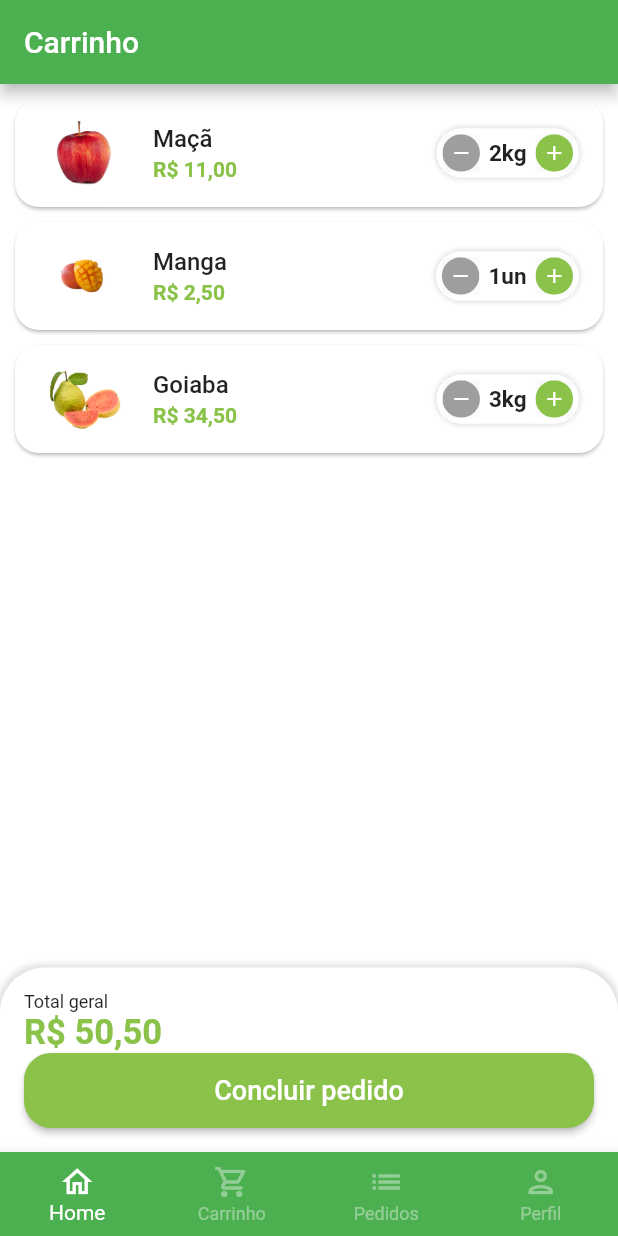
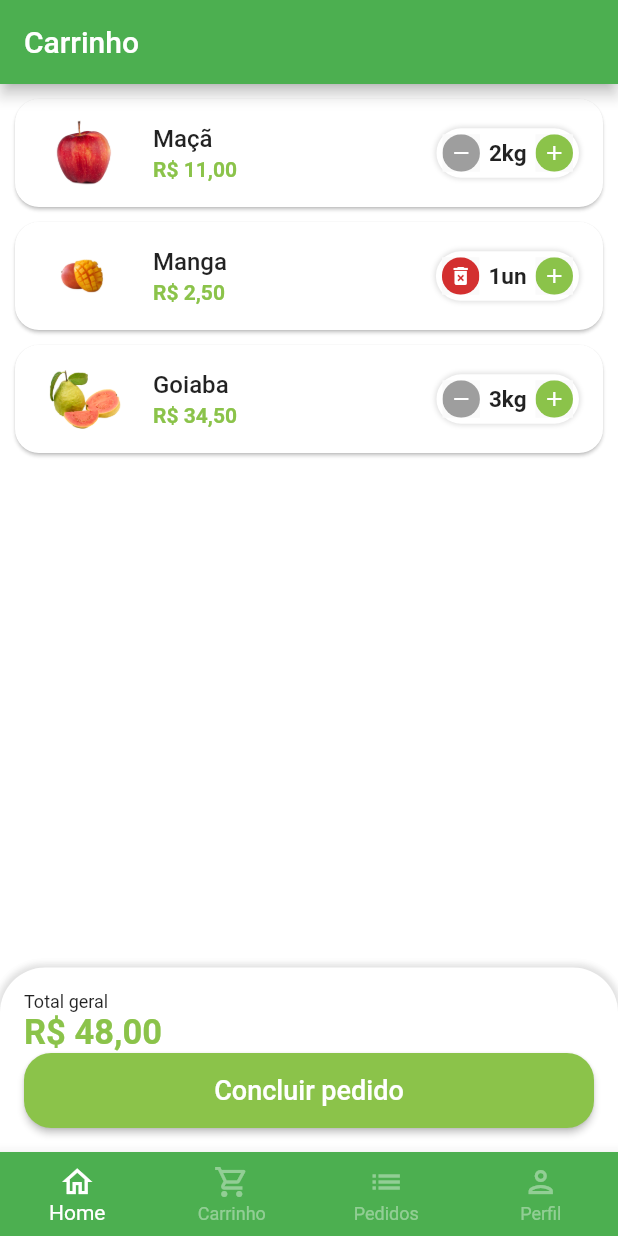
Before and after one commit to FilipeH14/greengrocer, a Flutter app: the BaseScreen screen opened directly, swiped to page 2, on a phone screen of 412 x 824 dp. Run offline on Flutter 3.47's test engine with Material 2 defaults, Android fonts, the phone set to English and light mode, and no system bars; our stand-ins replace animated_text_kit, badges, mask_text_input_formatter.

Commit message:
concluindo ui do carinho

```diff
--- a/lib/src/pages/base/base_screen.dart
+++ b/lib/src/pages/base/base_screen.dart
@@ -21,7 +21,7 @@ class _BaseScreenState extends State<BaseScreen> {
         physics: const NeverScrollableScrollPhysics(),
         children: [
           const HomeTab(),
-          CartTab(),
+          const CartTab(),
           Container(color: Colors.blue),
           Container(color: Colors.purple),
         ],
--- a/lib/src/pages/cart/cart_tab.dart
+++ b/lib/src/pages/cart/cart_tab.dart
@@ -1,13 +1,33 @@
 import 'package:flutter/material.dart';
 import 'package:greengrocer/src/config/custom_colors.dart';
+import 'package:greengrocer/src/models/cart_item_model.dart';
 import 'package:greengrocer/src/pages/cart/components/cart_tile.dart';
 import 'package:greengrocer/src/services/utils_sevices.dart';
 import 'package:greengrocer/src/config/app_data.dart' as app_data;
 
-class CartTab extends StatelessWidget {
+class CartTab extends StatefulWidget {
+  const CartTab({Key? key}) : super(key: key);
+
+  @override
+  State<CartTab> createState() => _CartTabState();
+}
+
+class _CartTabState extends State<CartTab> {
   final UtilsServices utilsServices = UtilsServices();
 
-  CartTab({Key? key}) : super(key: key);
+  void removeItemFromCart(CartItemModel cartItem) {
+    setState(() => app_data.cartItem.remove(cartItem));
+  }
+
+  double cartTotalPrice() {
+    double total = 0;
+    for (var item in app_data.cartItem) {
+      // setState(() => total += item.totalPrice());
+      total += item.totalPrice();
+    }
+
+    return total;
+  }
 
   @override
   Widget build(BuildContext context) {
@@ -18,7 +38,10 @@ class CartTab extends StatelessWidget {
           Expanded(
             child: ListView.builder(
               itemCount: app_data.cartItem.length,
-              itemBuilder: (_, index) => CartTile(cartItem: app_data.cartItem[index]),
+              itemBuilder: (_, index) => CartTile(
+                cartItem: app_data.cartItem[index],
+                remove: removeItemFromCart,
+              ),
             ),
           ),
           Container(
@@ -46,7 +69,7 @@ class CartTab extends StatelessWidget {
                   ),
                 ),
                 Text(
-                  utilsServices.priceToCurrency(50.5),
+                  utilsServices.priceToCurrency(cartTotalPrice()),
                   style: TextStyle(
                     fontSize: 23,
                     color: CustomColors.customSwatchColor,
@@ -68,7 +91,11 @@ class CartTab extends StatelessWidget {
                         fontSize: 18,
                       ),
                     ),
-                    onPressed: () {},
+                    onPressed: () async {
+                      bool? result = await showOrderConfirmation();
+
+                      print(result);
+                    },
                   ),
                 ),
               ],
@@ -78,4 +105,32 @@ class CartTab extends StatelessWidget {
       ),
     );
   }
+
+  Future<bool?> showOrderConfirmation() {
+    return showDialog(
+      context: context,
+      builder: (context) => AlertDialog(
+        shape: RoundedRectangleBorder(
+          borderRadius: BorderRadius.circular(20),
+        ),
+        title: const Text('Confirmação'),
+        content: const Text('Deseja realmente concluir o pedido?'),
+        actions: [
+          TextButton(
+            child: const Text('Não'),
+            onPressed: () => Navigator.of(context).pop(false),
+          ),
+          ElevatedButton(
+            style: ElevatedButton.styleFrom(
+              shape: RoundedRectangleBorder(
+                borderRadius: BorderRadius.circular(20),
+              ),
+            ),
+            child: const Text('Sim'),
+            onPressed: () => Navigator.of(context).pop(true),
+          ),
+        ],
+      ),
+    );
+  }
 }
--- a/lib/src/pages/cart/components/cart_tile.dart
+++ b/lib/src/pages/cart/components/cart_tile.dart
@@ -4,15 +4,22 @@ import 'package:greengrocer/src/models/cart_item_model.dart';
 import 'package:greengrocer/src/pages/common_widgets/quantity_widget.dart';
 import 'package:greengrocer/src/services/utils_sevices.dart';
 
-class CartTile extends StatelessWidget {
+class CartTile extends StatefulWidget {
   final CartItemModel cartItem;
+  final Function(CartItemModel) remove;
 
-  final UtilsServices utilsServices = UtilsServices();
-
-  CartTile({
+  const CartTile({
     required this.cartItem,
+    required this.remove,
     Key? key,
   }) : super(key: key);
+
+  @override
+  State<CartTile> createState() => _CartTileState();
+}
+
+class _CartTileState extends State<CartTile> {
+  final UtilsServices utilsServices = UtilsServices();
 
   @override
   Widget build(BuildContext context) {
@@ -23,27 +30,37 @@ class CartTile extends StatelessWidget {
       ),
       child: ListTile(
         leading: Image.asset(
-          cartItem.item.imgUrl,
+          widget.cartItem.item.imgUrl,
           height: 60,
           width: 60,
         ),
         title: Text(
-          cartItem.item.itemName,
+          widget.cartItem.item.itemName,
           style: const TextStyle(
             fontWeight: FontWeight.w500,
           ),
         ),
         subtitle: Text(
-          utilsServices.priceToCurrency(cartItem.totalPrice()),
+          utilsServices.priceToCurrency(widget.cartItem.totalPrice()),
           style: TextStyle(
             color: CustomColors.customSwatchColor,
             fontWeight: FontWeight.bold,
           ),
         ),
         trailing: QuantityWidget(
-          value: cartItem.quantity,
-          suffixText: cartItem.item.unit,
-          result: (quantity) {},
+          value: widget.cartItem.quantity,
+          suffixText: widget.cartItem.item.unit,
+          isRemovable: true,
+          result: (quantity) {
+            setState(() {
+              widget.cartItem.quantity = quantity;
+
+              if (quantity == 0) {
+                // Remover item docarrinho
+                widget.remove(widget.cartItem);
+              }
+            });
+          },
         ),
       ),
     );
--- a/lib/src/pages/common_widgets/quantity_widget.dart
+++ b/lib/src/pages/common_widgets/quantity_widget.dart
@@ -5,11 +5,13 @@ class QuantityWidget extends StatelessWidget {
   final int value;
   final String suffixText;
   final Function(int quantity) result;
+  final bool isRemovable;
 
   const QuantityWidget({
     required this.value,
     required this.suffixText,
     required this.result,
+    this.isRemovable = false,
     Key? key,
   }) : super(key: key);
 
@@ -32,10 +34,13 @@ class QuantityWidget extends StatelessWidget {
         mainAxisSize: MainAxisSize.min,
         children: [
           _QuantityButton(
-            icon: Icons.remove,
-            color: Colors.grey,
+            icon:
+                !isRemovable || value > 1 ? Icons.remove : Icons.delete_forever,
+            color: !isRemovable || value > 1
+                ? Colors.grey
+                : CustomColors.customContrastColor,
             onPressed: () {
-              if (value == 1) return;
+              if (value == 1 && !isRemovable) return;
 
               int resultCount = value - 1;
               result(resultCount);
```
